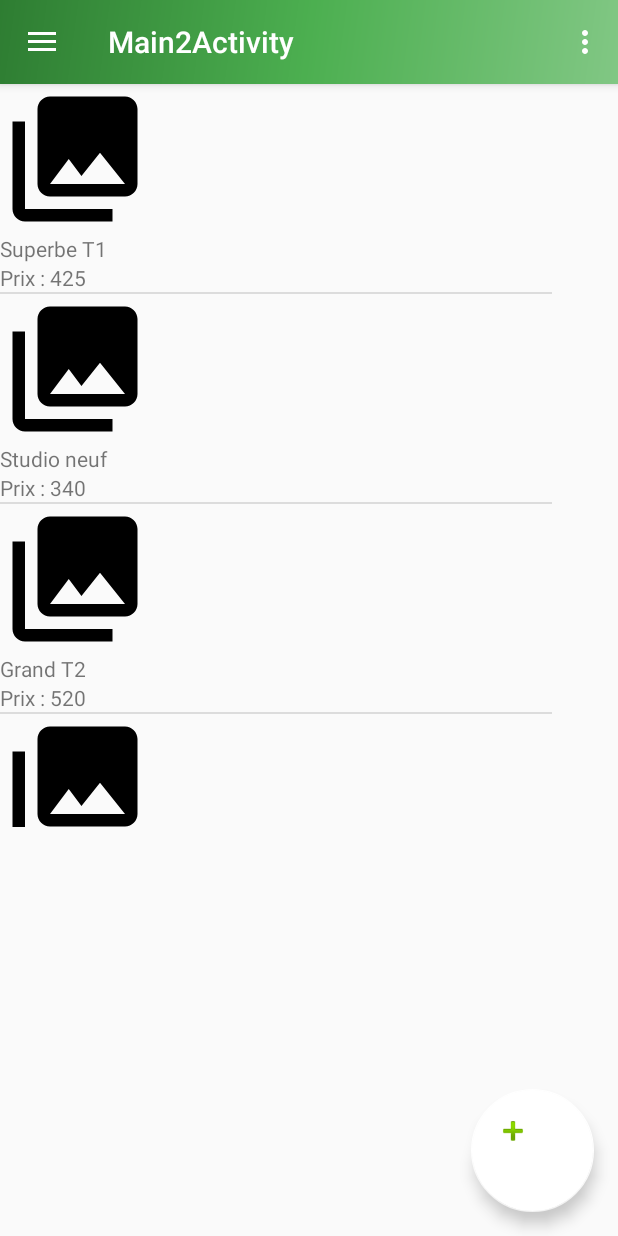
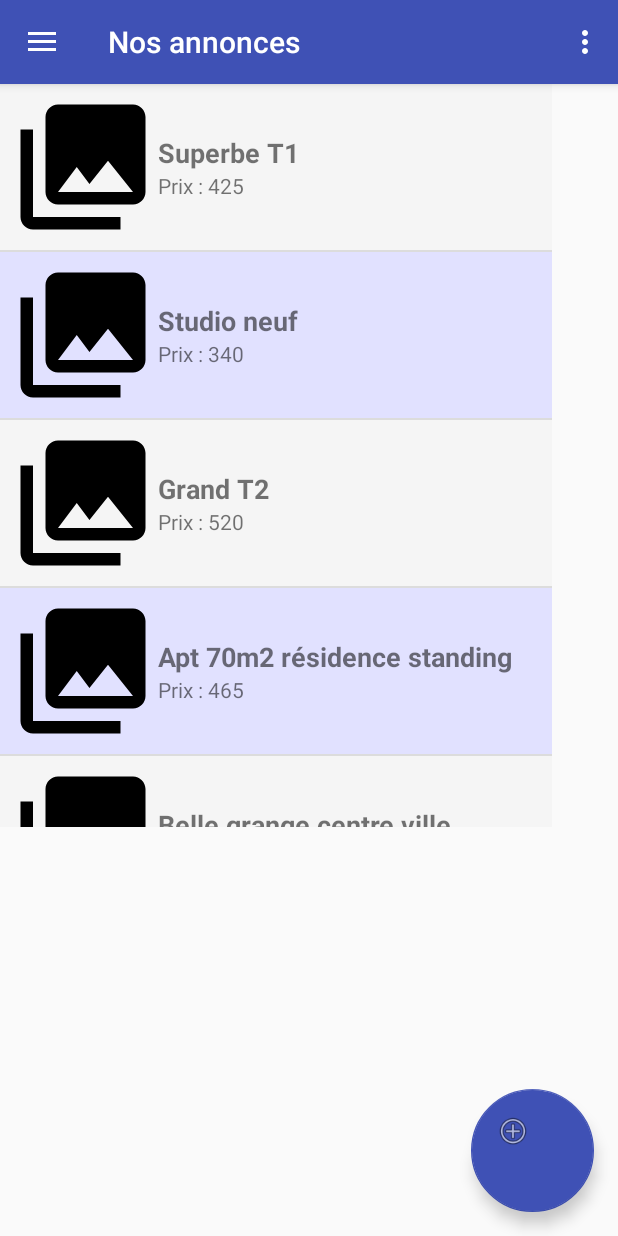
Before and after one commit to BonnefoyC/Projet_if26_android, an Android app: the screen it shows after launch (MainActivity), on a phone screen of 412 x 824 dp. Run offline under Robolectric (Android 15) with nearby library versions, the phone set to English and light mode, and no system bars.

Commit message:
Modification des couleurs. Changement de la structure des items de la listview.

```diff
--- a/app/src/main/java/fr/clbonnefoy1/projet_if26_android/Logement.java
+++ b/app/src/main/java/fr/clbonnefoy1/projet_if26_android/Logement.java
@@ -37,7 +37,7 @@ public class Logement {
         this.lng = lng;
         this.image_uri = image_uri; //TODO Test les uris
         this.id_proprio = id_proprio;
-        markerOptions = new MarkerOptions().position(new LatLng(lat, lng)).title(label);
+        markerOptions = new MarkerOptions().position(new LatLng(lat, lng)).title(label).snippet(String.format("Prix : %d", prix));
     }
 
     @Override
--- a/app/src/main/java/fr/clbonnefoy1/projet_if26_android/LogementsAdapter.java
+++ b/app/src/main/java/fr/clbonnefoy1/projet_if26_android/LogementsAdapter.java
@@ -29,6 +29,11 @@ public class LogementsAdapter extends ArrayAdapter<Logement>{
 
     private int ressourceID;
 
+    private boolean color_switch = true;
+
+    private int gris = Color.rgb(245,245,245);
+    private int bleu = Color.rgb(225,225,255);
+
     public LogementsAdapter(Context context, int resource, List<Logement> logements) {
         super(context, resource, logements);
 
@@ -56,6 +61,8 @@ public class LogementsAdapter extends ArrayAdapter<Logement>{
 
             holder.tv_prix_logement = (TextView)row.findViewById(R.id.tv_prix_logement);
 
+            holder.lv_item_linearlayout = (LinearLayout)row.findViewById(R.id.lv_item_linearlayout);
+
             row.setTag(holder);
         }
         else
@@ -71,7 +78,13 @@ public class LogementsAdapter extends ArrayAdapter<Logement>{
 
         holder.tv_prix_logement.setText(String.format("Prix : %d",logement.getPrix()));
 
-        //TODO Arrange ça !
+        if(color_switch) {
+            holder.lv_item_linearlayout.setBackgroundColor(gris);
+            color_switch = false;
+        } else {
+            holder.lv_item_linearlayout.setBackgroundColor(bleu);
+            color_switch = true;
+        }
 
         return row;
     }
@@ -81,6 +94,7 @@ public class LogementsAdapter extends ArrayAdapter<Logement>{
         ImageView im_logement;
         TextView tv_label_logement;
         TextView tv_prix_logement;
+        LinearLayout lv_item_linearlayout;
     }
 
 
--- a/app/src/main/java/fr/clbonnefoy1/projet_if26_android/MainActivity.java
+++ b/app/src/main/java/fr/clbonnefoy1/projet_if26_android/MainActivity.java
@@ -36,7 +36,7 @@ public class MainActivity extends AppCompatActivity
     private LinearLayout mRootView;
 
     @Override
-    protected void onCreate(Bundle savedInstanceState) {
+    protected void onCreate(final Bundle savedInstanceState) {
         super.onCreate(savedInstanceState);
         setContentView(R.layout.activity_main);
         Toolbar toolbar = (Toolbar) findViewById(R.id.toolbar);
@@ -90,9 +90,13 @@ public class MainActivity extends AppCompatActivity
             public void onItemClick(AdapterView<?> parent, View view, int position, long id) {
 
                 Logement l = logements.get(position);
-
+/*
                 Intent intent = new Intent(mContext, Contact.class);
                 intent.putExtra("id_proprio", l.getId_proprio());
+                startActivity(intent);
+*/
+                Intent intent = new Intent(mContext, DetailsLogement.class);
+                intent.putExtra("label", l.getLabel());
                 startActivity(intent);
 
             }
--- a/app/src/main/res/layout/activity_maps.xml
+++ b/app/src/main/res/layout/activity_maps.xml
@@ -27,7 +27,7 @@
             android:layout_gravity="bottom|right"
             android:clickable="true"
             android:src="@android:drawable/ic_menu_revert"
-            app:backgroundTint="@android:color/holo_green_light"
+            app:backgroundTint="?attr/colorPrimary"
             tools:layout_editor_absoluteX="10dp"
             tools:layout_editor_absoluteY="10dp" />
     </android.support.design.widget.CoordinatorLayout>
--- a/app/src/main/res/layout/app_bar_main.xml
+++ b/app/src/main/res/layout/app_bar_main.xml
@@ -15,7 +15,7 @@
             android:id="@+id/toolbar"
             android:layout_width="match_parent"
             android:layout_height="?attr/actionBarSize"
-            android:background="@drawable/side_nav_bar"
+            android:background="@color/colorPrimary"
             app:popupTheme="@style/AppTheme.PopupOverlay" />
 
     </android.support.design.widget.AppBarLayout>
@@ -29,9 +29,9 @@
         android:layout_height="82dp"
         android:layout_gravity="center_vertical|left"
         android:layout_margin="@dimen/fab_margin"
-        app:backgroundTint="@android:color/background_light"
+        app:backgroundTint="?attr/colorPrimary"
         app:layout_anchor="@+id/include"
         app:layout_anchorGravity="bottom|right"
-        app:srcCompat="@android:drawable/ic_input_add" />
+        app:srcCompat="@android:drawable/ic_menu_add" />
 
 </android.support.design.widget.CoordinatorLayout>
--- a/app/src/main/res/layout/content_main.xml
+++ b/app/src/main/res/layout/content_main.xml
@@ -14,6 +14,7 @@
         android:layout_height="495dp"
         android:orientation="vertical"
         android:weightSum="1"
+        tools:ignore="MissingConstraints"
         tools:layout_editor_absoluteX="8dp"
         tools:layout_editor_absoluteY="8dp">
 
--- a/app/src/main/res/layout/listview_item_logement.xml
+++ b/app/src/main/res/layout/listview_item_logement.xml
@@ -1,28 +1,47 @@
 <?xml version="1.0" encoding="utf-8"?>
 <LinearLayout xmlns:android="http://schemas.android.com/apk/res/android"
     xmlns:app="http://schemas.android.com/apk/res-auto"
-    android:orientation="vertical" android:layout_width="match_parent"
+    android:layout_width="match_parent"
     android:layout_height="match_parent"
+    android:orientation="vertical"
     android:weightSum="1">
+
+    <LinearLayout
+        android:id="@+id/lv_item_linearlayout"
+        android:layout_width="385dp"
+        android:layout_height="wrap_content"
+        android:orientation="horizontal"
+        android:padding="5dp">
 
         <ImageView
             android:id="@+id/im_logement"
             android:layout_width="100dp"
             android:layout_height="100dp"
-        android:layout_weight="0.12"
             app:srcCompat="@drawable/ic_menu_gallery" />
+
+        <LinearLayout
+            android:layout_width="match_parent"
+            android:layout_height="wrap_content"
+            android:layout_gravity="center_vertical"
+            android:layout_weight="1"
+            android:orientation="vertical">
 
             <TextView
                 android:id="@+id/tv_label_logement"
                 android:layout_width="match_parent"
                 android:layout_height="wrap_content"
-        android:layout_weight="0.12"
-        android:text="TextView" />
+                android:text="TextView"
+                android:textSize="18sp"
+                android:textStyle="bold" />
 
             <TextView
                 android:id="@+id/tv_prix_logement"
                 android:layout_width="match_parent"
                 android:layout_height="wrap_content"
-        android:layout_weight="0.12"
-        android:text="TextView" />
+                android:text="TextView"
+                android:textSize="14sp" />
         </LinearLayout>
+
+    </LinearLayout>
+
+</LinearLayout>
--- a/app/src/main/res/layout/nav_header_main.xml
+++ b/app/src/main/res/layout/nav_header_main.xml
@@ -3,7 +3,7 @@
     xmlns:app="http://schemas.android.com/apk/res-auto"
     android:layout_width="match_parent"
     android:layout_height="@dimen/nav_header_height"
-    android:background="@drawable/side_nav_bar"
+    android:background="@color/colorPrimary"
     android:gravity="bottom"
     android:orientation="vertical"
     android:paddingBottom="@dimen/activity_vertical_margin"
```
Also changed, not shown: app/src/main/java/fr/clbonnefoy1/projet_if26_android/DetailsLogement.java (+7 -0 lines), app/src/main/java/fr/clbonnefoy1/projet_if26_android/MapsActivity.java (+30 -0 lines), app/src/main/res/layout/activity_contact.xml (+27 -18 lines), app/src/main/res/layout/map_window_info.xml (added, +21 -0 lines), app/src/main/res/values/strings.xml (+11 -3 lines). Lines whose indentation alone changed are shown as unchanged.
